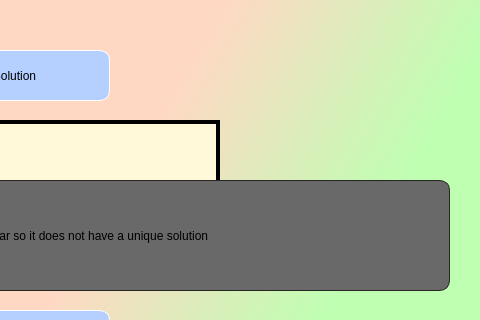
Old version of the form designs/outPutWindow.ui in the repository Omar-Eldawy/Numerical-project; both pictures show x 381 to 861 and y 0 to 320 of the 861 by 644 pixel window.
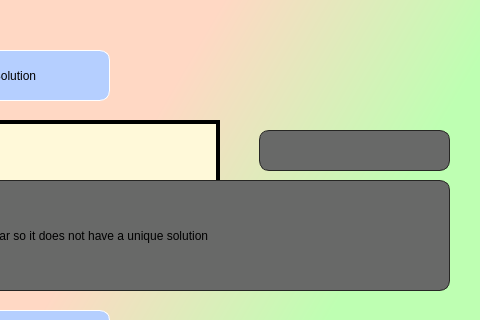
New version of the form. Icons and pictures are not drawn.

```diff
--- a/designs/outPutWindow.ui
+++ b/designs/outPutWindow.ui
@@ -192,6 +192,29 @@
      <set>Qt::AlignCenter</set>
     </property>
    </widget>
+   <widget class="QLabel" name="timerLabel">
+    <property name="geometry">
+     <rect>
+      <x>640</x>
+      <y>130</y>
+      <width>191</width>
+      <height>41</height>
+     </rect>
+    </property>
+    <property name="styleSheet">
+     <string notr="true">border: 1.3px solid #262624; 
+font: 9pt &quot;Arial&quot;;
+background-color:#686968;
+border-radius:10px;
+</string>
+    </property>
+    <property name="text">
+     <string/>
+    </property>
+    <property name="alignment">
+     <set>Qt::AlignCenter</set>
+    </property>
+   </widget>
   </widget>
   <widget class="QWidget" name="widget_2" native="true">
    <property name="geometry">
```
